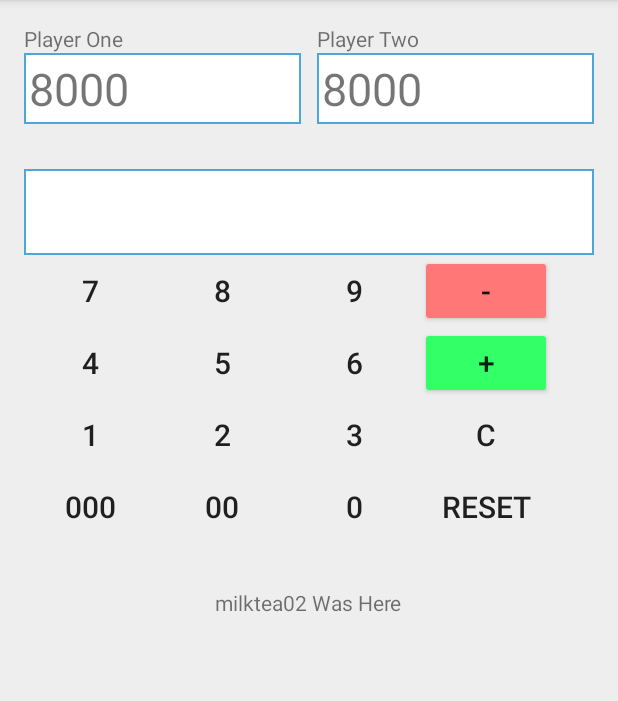
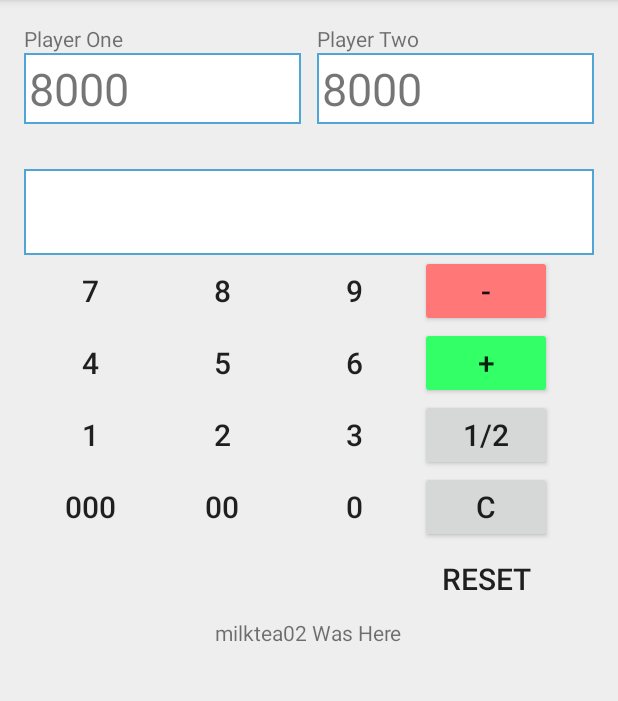
Before and after one commit to milktea02/MyFirstApp, an Android app: the screen it shows after launch (MainActivity), on a phone screen of 412 x 824 dp, the part 84-785 px from its top. Run offline under Robolectric (Android 15) with nearby library versions, the phone set to English and light mode, and no system bars; our stand-ins replace data binding.

Commit message:
fix sound, some refactoring

```diff
--- a/app/src/main/java/com/example/jolene/myfirstapp/MainActivity.java
+++ b/app/src/main/java/com/example/jolene/myfirstapp/MainActivity.java
@@ -1,22 +1,27 @@
 package com.example.jolene.myfirstapp;
 
 import android.databinding.DataBindingUtil;
+import android.media.AudioAttributes;
 import android.media.AudioManager;
 import android.media.SoundPool;
+import android.os.Build;
+import android.os.Handler;
+import android.os.Message;
 import android.support.v7.app.AppCompatActivity;
 import android.os.Bundle;
 import android.util.Log;
 import android.view.View;
-import android.widget.Toast;
+import android.app.ProgressDialog;
 
 import com.example.jolene.myfirstapp.databinding.ActivityMainBinding;
+
+import static java.lang.Math.round;
 
 
 public class MainActivity extends AppCompatActivity {
 
     private ActivityMainBinding binding;
 
-    private int valueOne = 0;
     private int valueTwo;
 
     private int playerTwoPoints;
@@ -24,8 +29,7 @@ public class MainActivity extends AppCompatActivity {
 
     private static final char ADDITION = '+';
     private static final char SUBSTRACTION = '-';
-    private static final char MULTIPLICATION = '*';
-    private static final char DIVISION = '/';
+    private static final char HALF = '2';
 
     private char CURRENT_ACTION;
     private int CURRENT_PLAYER = 1;
@@ -46,28 +50,27 @@ public class MainActivity extends AppCompatActivity {
         playerOnepoints = Integer.parseInt(binding.playerOnePoints.getText().toString());
         playerTwoPoints = Integer.parseInt(binding.playerTwoPoints.getText().toString());
 
-        // AudioManager Settings
-        audioManager = (AudioManager) getSystemService(AUDIO_SERVICE);
-        actVolume = (float) audioManager.getStreamVolume(AudioManager.STREAM_MUSIC);
-        maxVolume = (float) audioManager.getStreamMaxVolume(AudioManager.STREAM_MUSIC);
-        volume = actVolume / maxVolume;
+        if (Build.VERSION.SDK_INT >= Build.VERSION_CODES.LOLLIPOP) {
 
-        // Hard Buttons setting to adjust the media sound
-        this.setVolumeControlStream(AudioManager.STREAM_MUSIC);
+            AudioAttributes audioAttrib = new AudioAttributes.Builder()
+                    .setUsage(AudioAttributes.USAGE_GAME)
+                    .setContentType(AudioAttributes.CONTENT_TYPE_SONIFICATION)
+                    .build();
+            soundPool = new SoundPool.Builder().setAudioAttributes(audioAttrib).setMaxStreams(6).build();
+        }
+        else {
 
-        // the Counter will help us recognize the stream id of the sound played now
-        counter = 0;
+            soundPool = new SoundPool(6, AudioManager.STREAM_MUSIC, 0);
+        }
 
-        // Load the sounds
-        soundPool = new SoundPool(10, AudioManager.STREAM_MUSIC, 0);
         soundPool.setOnLoadCompleteListener(new SoundPool.OnLoadCompleteListener() {
             @Override
             public void onLoadComplete(SoundPool soundPool, int sampleId, int status) {
                 loaded = true;
             }
         });
-        hurtID = soundPool.load(this, R.raw.timgormlyeightbithurt, 1);
-        gainID = soundPool.load(this, R.raw.hydranosbeep, 1);
+        hurtID = soundPool.load(MainActivity.this, R.raw.timgormlyeightbithurt, 1);
+        gainID = soundPool.load(MainActivity.this, R.raw.hydranosbeep, 1);
 
         // Symbols
 
@@ -76,7 +79,6 @@ public class MainActivity extends AppCompatActivity {
             public void onClick(View view) {
                 CURRENT_ACTION = ADDITION;
                 computeCalculation();
-                //binding.playerOnePoints.setText(decimalFormat.format(valueOne) + "+");
                 binding.editText.setText(null);
             }
         });
@@ -86,7 +88,15 @@ public class MainActivity extends AppCompatActivity {
             public void onClick(View view) {
                 CURRENT_ACTION = SUBSTRACTION;
                 computeCalculation();
-                //binding.playerOnePoints.setText(decimalFormat.format(valueOne) + "-");
+                binding.editText.setText(null);
+            }
+        });
+
+        binding.buttonHalf.setOnClickListener(new View.OnClickListener(){
+            @Override
+            public void onClick(View view) {
+                CURRENT_ACTION = HALF;
+                computeCalculation();
                 binding.editText.setText(null);
             }
         });
@@ -189,7 +199,7 @@ public class MainActivity extends AppCompatActivity {
                     CharSequence currentText = binding.editText.getText();
                     binding.editText.setText(currentText.subSequence(0, currentText.length()-1));
                 } else {
-                    valueOne = 0;
+                    //valueOne = 0;
                     valueTwo = 0;
                     binding.editText.setText("");
                     //binding.playerOnePoints.setText("");
@@ -205,7 +215,6 @@ public class MainActivity extends AppCompatActivity {
                 binding.playerTwoPoints.setText("8000");
                 playerOnepoints = 8000;
                 playerTwoPoints = 8000;
-                valueOne = 0;
                 valueTwo = 0;
             }
         });
@@ -237,11 +246,14 @@ public class MainActivity extends AppCompatActivity {
                     playerTwoPoints -= valueTwo;
                     binding.playerTwoPoints.setText(Integer.toString(playerTwoPoints));
                 }
+            }
+        } else if (CURRENT_ACTION == HALF) {
+            if (CURRENT_PLAYER == 1) {
+                playerOnepoints = round((playerOnepoints/2));
+                binding.playerOnePoints.setText(Integer.toString(playerOnepoints));
             } else {
-                try {
-                    valueOne = Integer.parseInt(binding.editText.getText().toString());
-                } catch (Exception e) {
-                }
+                playerTwoPoints = round((playerTwoPoints/2));
+                binding.playerTwoPoints.setText(Integer.toString(playerTwoPoints));
             }
         }
     }
@@ -252,8 +264,7 @@ public class MainActivity extends AppCompatActivity {
     }
 
     private void playSound(int soundID) {
-        soundPool.play(soundID, volume, volume, 1, 0, 1f);
-        soundPool.stop(soundID);
+        soundPool.play(soundID, 1, 1, 1, 0, 1f);
         Log.d("playBeep()", "Played the Beep with sound ID: " + soundID);
     }
 
--- a/app/src/main/res/layout/activity_main.xml
+++ b/app/src/main/res/layout/activity_main.xml
@@ -220,16 +220,26 @@
             android:textSize="20sp"
             />
 
+        <Button
+            android:id="@+id/buttonHalf"
+            style="@style/Widget.AppCompat.Button"
+            android:layout_width="wrap_content"
+            android:layout_height="wrap_content"
+            android:layout_alignTop="@id/buttonThree"
+            android:layout_toRightOf="@id/buttonThree"
+            android:text="1/2"
+            android:textSize="20sp"
+            />
+
         <!-- CLEAR and RESET -->
 
         <Button
             android:id="@+id/buttonClear"
-            style="@style/Widget.AppCompat.Button.Borderless"
+            style="@style/Widget.AppCompat.Button"
             android:layout_width="wrap_content"
             android:layout_height="wrap_content"
-            android:layout_alignRight="@id/buttonAdd"
-            android:layout_below="@id/buttonAdd"
-            android:layout_toRightOf="@id/buttonThree"
+            android:layout_alignTop="@id/buttonZero"
+            android:layout_toRightOf="@id/buttonZero"
             android:text="C"
             android:textSize="20sp" />
 
@@ -240,7 +250,6 @@
             android:layout_height="wrap_content"
             android:layout_alignRight="@id/buttonAdd"
             android:layout_below="@id/buttonClear"
-            android:layout_toRightOf="@id/buttonZero"
             android:text="RESET"
             android:textSize="20sp" />
 
@@ -250,7 +259,7 @@
             android:layout_height="wrap_content"
             android:layout_below="@id/buttonDoubleZero"
             android:layout_centerHorizontal="true"
-            android:layout_marginTop="30dp"
+            android:layout_marginTop="50dp"
             android:text="milktea02 Was Here"/>
 
     </RelativeLayout>
```
Also changed, not shown: 1 other file.
